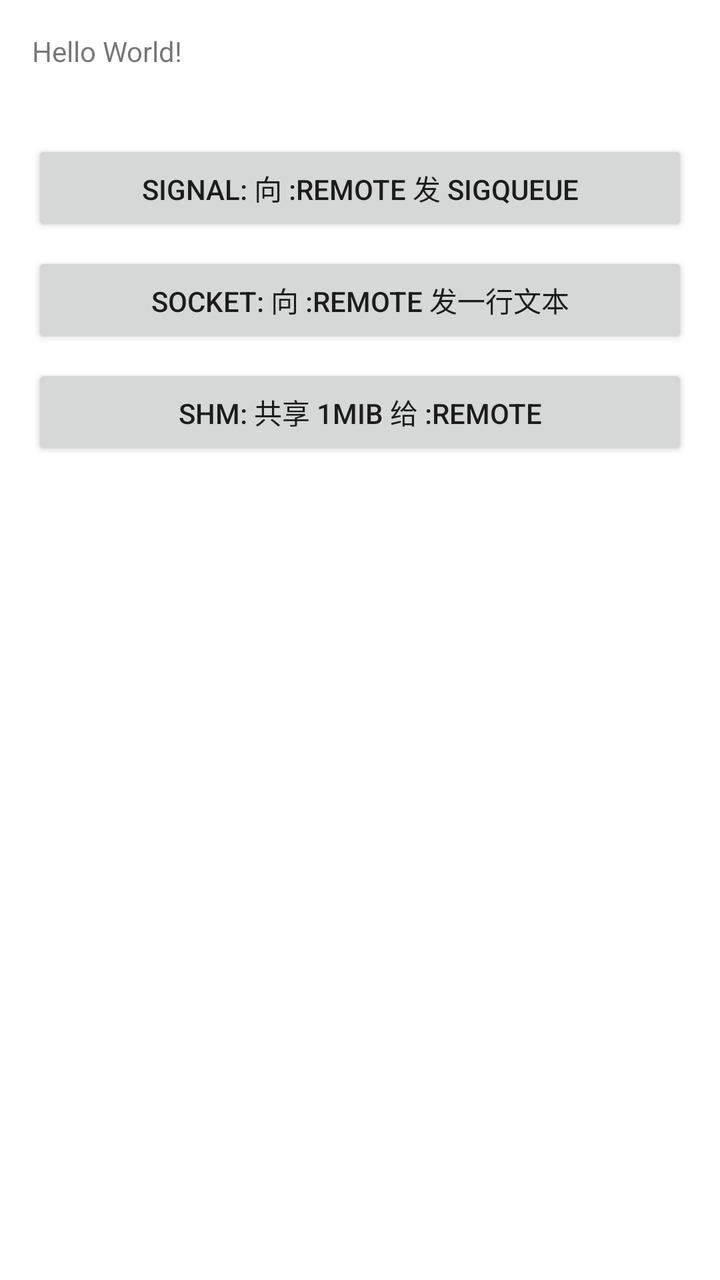
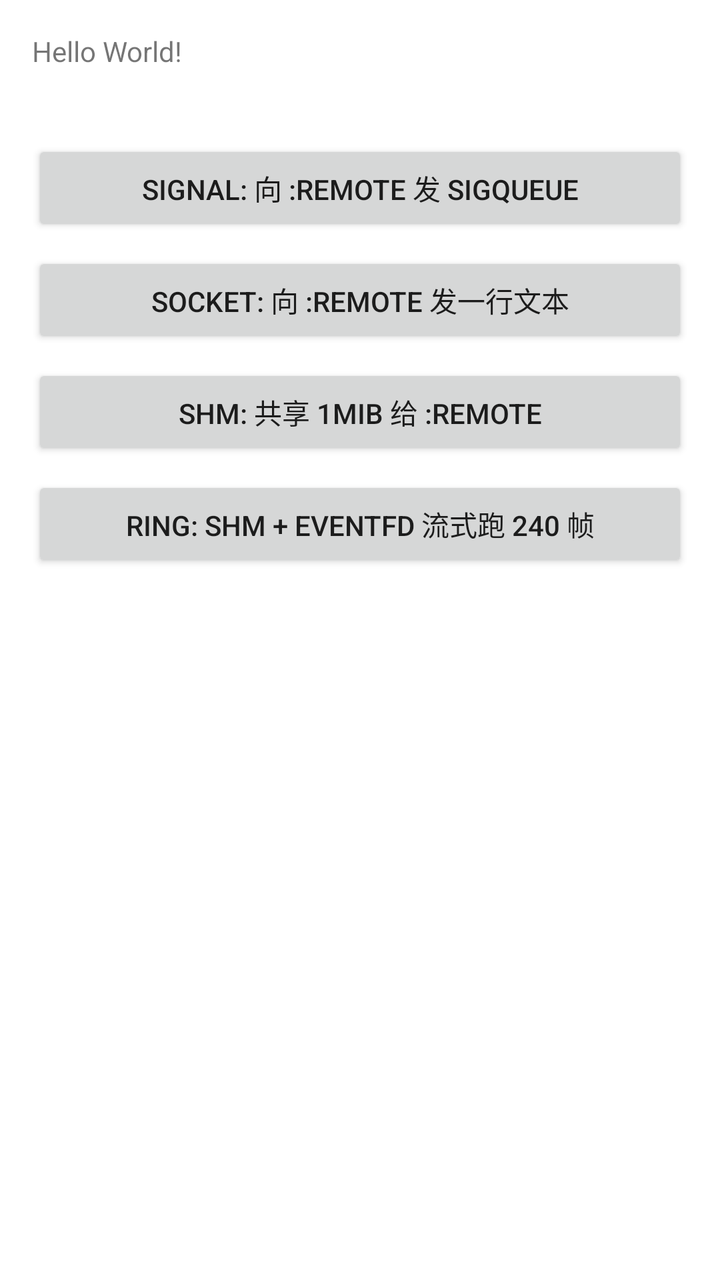

Compare the two renders of this Android layout. The source of the first and the diff that turns it into the second are given below.
<!-- AndroidManifest.xml: application theme Theme.Ipcdemo -->
<!-- res/layout/activity_main.xml -->
<?xml version="1.0" encoding="utf-8"?>
<LinearLayout xmlns:android="http://schemas.android.com/apk/res/android"
    xmlns:tools="http://schemas.android.com/tools"
    android:layout_width="match_parent"
    android:layout_height="match_parent"
    android:orientation="vertical"
    android:padding="16dp"
    tools:context=".MainActivity">

    <TextView
        android:id="@+id/sample_text"
        android:layout_width="wrap_content"
        android:layout_height="wrap_content"
        android:text="Hello World!" />

    <TextView
        android:id="@+id/status"
        android:layout_width="match_parent"
        android:layout_height="wrap_content"
        android:layout_marginTop="8dp"
        android:fontFamily="monospace" />

    <Button
        android:id="@+id/send"
        android:layout_width="match_parent"
        android:layout_height="wrap_content"
        android:layout_marginTop="8dp"
        android:text="signal: 向 :remote 发 sigqueue" />

    <Button
        android:id="@+id/send_socket"
        android:layout_width="match_parent"
        android:layout_height="wrap_content"
        android:layout_marginTop="8dp"
        android:text="socket: 向 :remote 发一行文本" />

    <Button
        android:id="@+id/send_shm"
        android:layout_width="match_parent"
        android:layout_height="wrap_content"
        android:layout_marginTop="8dp"
        android:text="shm: 共享 1MiB 给 :remote" />

    <ScrollView
        android:id="@+id/log_scroll"
        android:layout_width="match_parent"
        android:layout_height="0dp"
        android:layout_marginTop="8dp"
        android:layout_weight="1">

        <TextView
            android:id="@+id/log"
            android:layout_width="match_parent"
            android:layout_height="wrap_content"
            android:fontFamily="monospace"
            android:textSize="12sp" />
    </ScrollView>

</LinearLayout>
<!-- resources referenced by this layout -->
<resources>
  <style name="Theme.Ipcdemo" parent="Theme.MaterialComponents.DayNight.DarkActionBar">
          
          <item name="colorPrimary">@color/purple_500</item>
          <item name="colorPrimaryVariant">@color/purple_700</item>
          <item name="colorOnPrimary">@color/white</item>
          
          <item name="colorSecondary">@color/teal_200</item>
          <item name="colorSecondaryVariant">@color/teal_700</item>
          <item name="colorOnSecondary">@color/black</item>
          
          <item name="android:statusBarColor">?attr/colorPrimaryVariant</item>
          
      </style>
  <color name="purple_500">#FF6200EE</color>
  <color name="purple_700">#FF3700B3</color>
  <color name="white">#FFFFFFFF</color>
  <color name="teal_200">#FF03DAC5</color>
  <color name="teal_700">#FF018786</color>
  <color name="black">#FF000000</color>
</resources>

<!-- the commit's change to res/layout/activity_main.xml (unified diff, before → after) -->
@@ -41,6 +41,13 @@
         android:layout_marginTop="8dp"
         android:text="shm: 共享 1MiB 给 :remote" />
 
+    <Button
+        android:id="@+id/stream_ring"
+        android:layout_width="match_parent"
+        android:layout_height="wrap_content"
+        android:layout_marginTop="8dp"
+        android:text="ring: shm + eventfd 流式跑 240 帧" />
+
     <ScrollView
         android:id="@+id/log_scroll"
         android:layout_width="match_parent"
